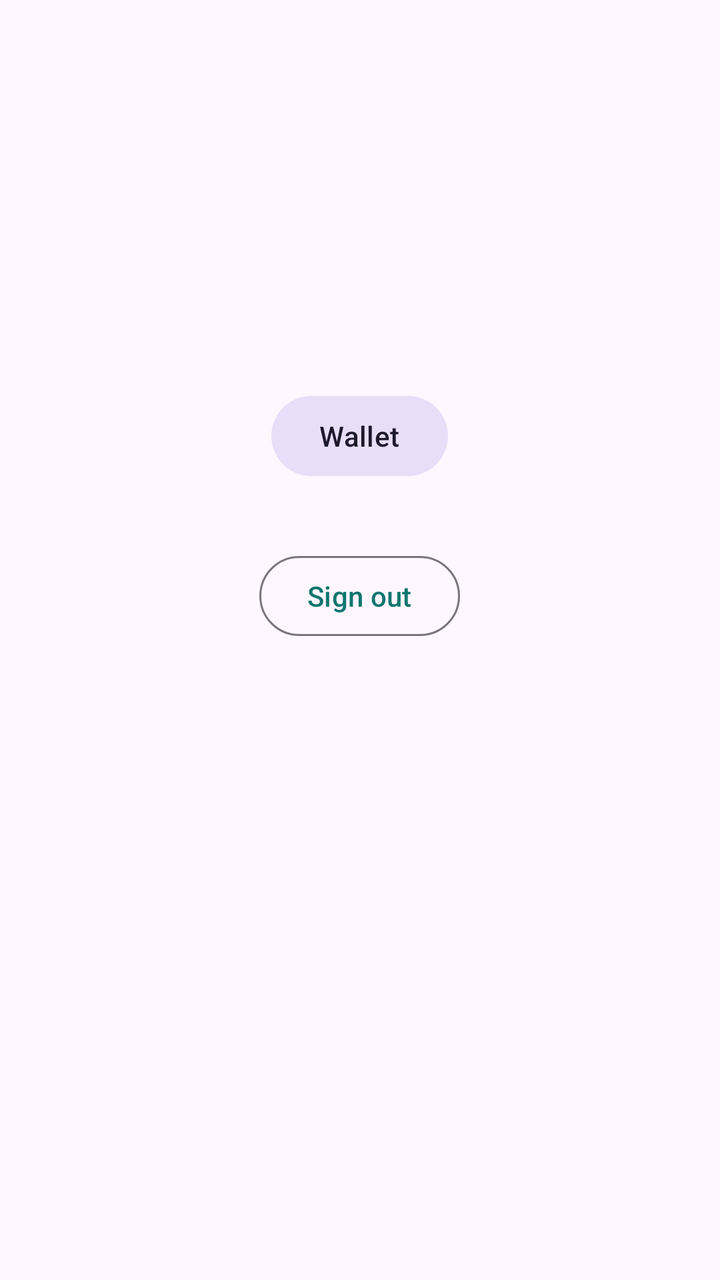
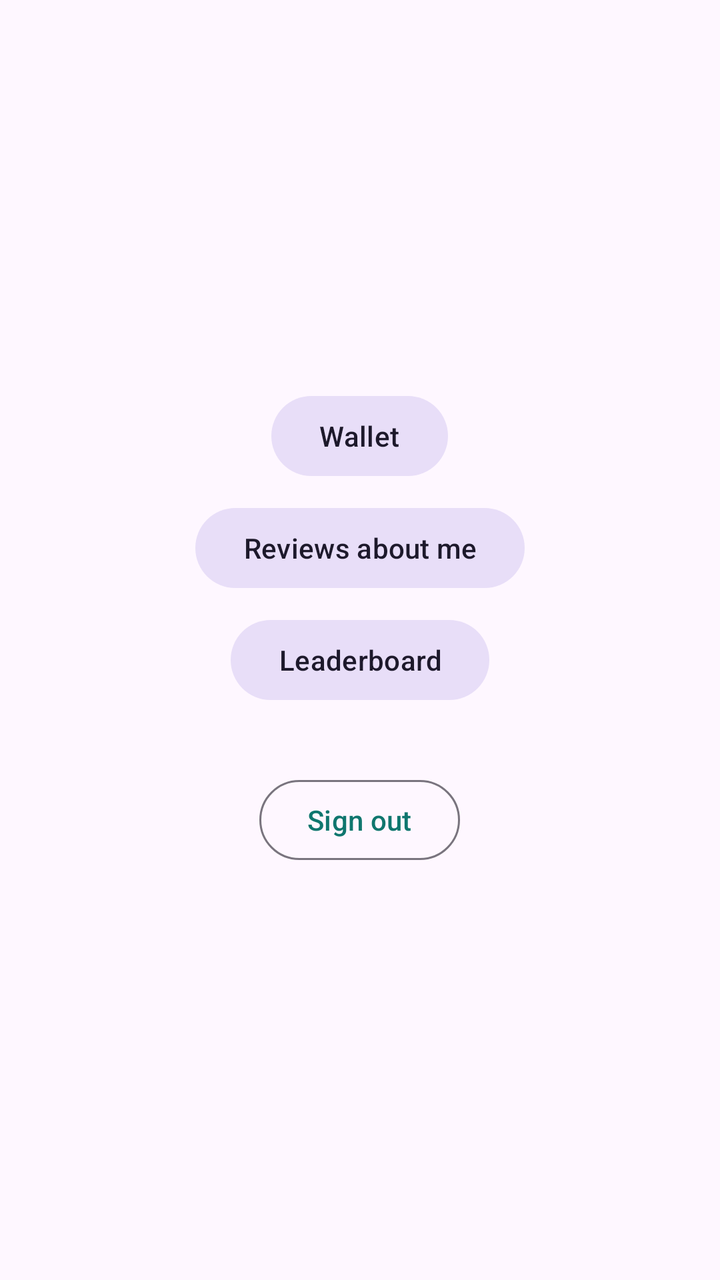

Two renders of the same Android screen: before a commit and after it. Below are the layout's source before the change and the commit's diff.
<!-- AndroidManifest.xml: application theme Theme.RentNear -->
<!-- res/layout/fragment_profile.xml -->
<?xml version="1.0" encoding="utf-8"?>
<LinearLayout xmlns:android="http://schemas.android.com/apk/res/android"
    android:layout_width="match_parent"
    android:layout_height="match_parent"
    android:gravity="center_horizontal"
    android:orientation="vertical"
    android:padding="24dp">

    <TextView
        android:id="@+id/tvName"
        android:layout_width="wrap_content"
        android:layout_height="wrap_content"
        android:layout_marginTop="48dp"
        android:textAppearance="@style/TextAppearance.Material3.HeadlineMedium" />

    <TextView
        android:id="@+id/tvEmail"
        android:layout_width="wrap_content"
        android:layout_height="wrap_content"
        android:layout_marginTop="4dp" />

    <TextView
        android:id="@+id/tvStats"
        android:layout_width="wrap_content"
        android:layout_height="wrap_content"
        android:layout_marginTop="16dp"
        android:textAppearance="@style/TextAppearance.Material3.BodyLarge" />

    <com.google.android.material.button.MaterialButton
        android:id="@+id/btnWallet"
        style="@style/Widget.Material3.Button.TonalButton"
        android:layout_width="wrap_content"
        android:layout_height="wrap_content"
        android:layout_marginTop="24dp"
        android:text="@string/open_wallet" />

    <com.google.android.material.button.MaterialButton
        android:id="@+id/btnSignOut"
        style="@style/Widget.Material3.Button.OutlinedButton"
        android:layout_width="wrap_content"
        android:layout_height="wrap_content"
        android:layout_marginTop="32dp"
        android:text="@string/sign_out" />
</LinearLayout>
<!-- resources referenced by this layout -->
<resources>
  <string name="open_wallet">Wallet</string>
  <string name="sign_out">Sign out</string>
  <style name="Theme.RentNear" parent="Theme.Material3.DayNight.NoActionBar">
          <item name="colorPrimary">#0F766E</item>
          <item name="colorOnPrimary">#FFFFFF</item>
          <item name="colorSecondary">#F59E0B</item>
      </style>
</resources>

<!-- the commit's change to res/layout/fragment_profile.xml (unified diff, before → after) -->
@@ -26,6 +26,16 @@
         android:layout_marginTop="16dp"
         android:textAppearance="@style/TextAppearance.Material3.BodyLarge" />
 
+    <TextView
+        android:id="@+id/tvBadge"
+        android:layout_width="wrap_content"
+        android:layout_height="wrap_content"
+        android:layout_marginTop="4dp"
+        android:text="@string/profile_trusted"
+        android:textColor="#0F766E"
+        android:textStyle="bold"
+        android:visibility="gone" />
+
     <com.google.android.material.button.MaterialButton
         android:id="@+id/btnWallet"
         style="@style/Widget.Material3.Button.TonalButton"
@@ -35,6 +45,22 @@
         android:text="@string/open_wallet" />
 
     <com.google.android.material.button.MaterialButton
+        android:id="@+id/btnMyReviews"
+        style="@style/Widget.Material3.Button.TonalButton"
+        android:layout_width="wrap_content"
+        android:layout_height="wrap_content"
+        android:layout_marginTop="8dp"
+        android:text="@string/my_reviews" />
+
+    <com.google.android.material.button.MaterialButton
+        android:id="@+id/btnLeaderboard"
+        style="@style/Widget.Material3.Button.TonalButton"
+        android:layout_width="wrap_content"
+        android:layout_height="wrap_content"
+        android:layout_marginTop="8dp"
+        android:text="@string/open_leaderboard" />
+
+    <com.google.android.material.button.MaterialButton
         android:id="@+id/btnSignOut"
         style="@style/Widget.Material3.Button.OutlinedButton"
         android:layout_width="wrap_content"
<!-- resource entries referenced after the edit -->
@@ -1,6 +1,9 @@
 <!-- resources referenced by this layout -->
 <resources>
+  <string name="my_reviews">Reviews about me</string>
+  <string name="open_leaderboard">Leaderboard</string>
   <string name="open_wallet">Wallet</string>
+  <string name="profile_trusted">Trusted account</string>
   <string name="sign_out">Sign out</string>
   <style name="Theme.RentNear" parent="Theme.Material3.DayNight.NoActionBar">
           <item name="colorPrimary">#0F766E</item>
